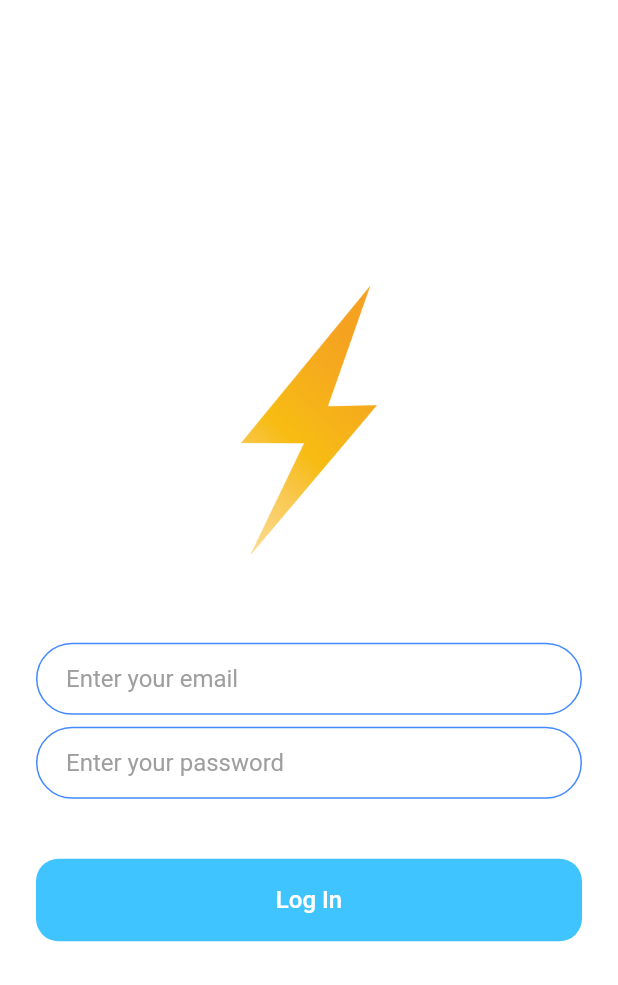
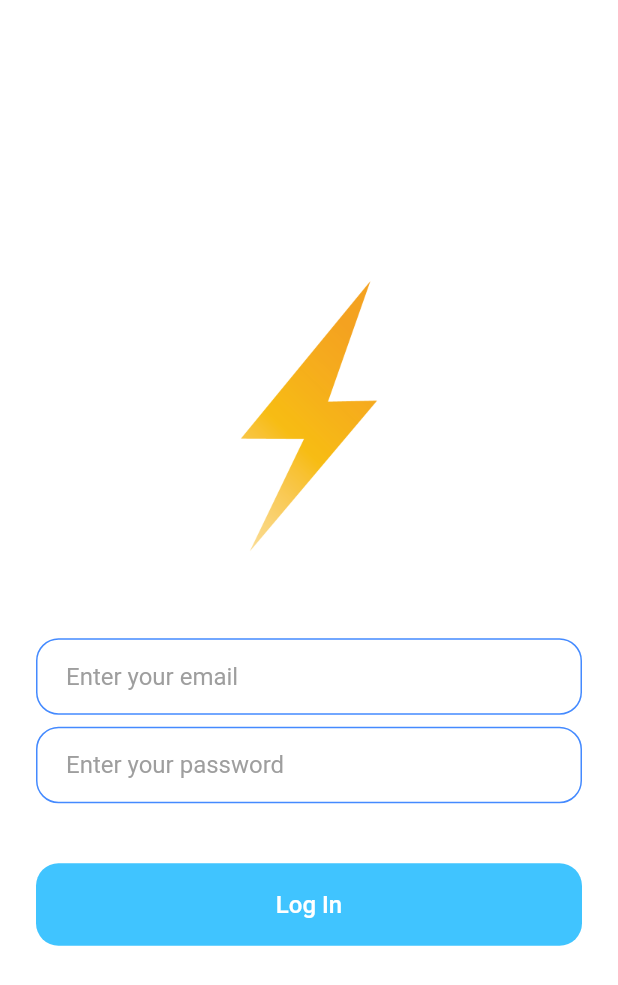
Before and after one commit to srockstech/first_chat, a Flutter app: the screen it shows after launch, after a tap on "Log In", on a phone screen of 412 x 824 dp. Shown: the top 985 px of the screen. Run offline on Flutter 3.47's test engine with Material 2 defaults, Android fonts, the phone set to English and light mode, and no system bars; our stand-ins replace animated_text_kit.

Commit message:
Changed border radius of text fields

```diff
--- a/lib/components/rounded_button.dart
+++ b/lib/components/rounded_button.dart
@@ -6,7 +6,6 @@ class RoundedButton extends StatelessWidget {
   final Function onPressed;
   RoundedButton(
       {@required this.color, @required this.text, @required this.onPressed});
-
   @override
   Widget build(BuildContext context) {
     return Padding(
@@ -20,7 +19,7 @@ class RoundedButton extends StatelessWidget {
           height: 55.0,
           child: Text(
             text,
-            style: TextStyle(fontSize: 16),
+            style: TextStyle(fontSize: 16, color: Colors.white),
           ),
         ),
       ),
--- a/lib/constants.dart
+++ b/lib/constants.dart
@@ -21,16 +21,16 @@ const kMessageContainerDecoration = BoxDecoration(
 const kTextFieldDecoration = InputDecoration(
   hintText: 'Enter a value',
   hintStyle: TextStyle(color: Colors.grey),
-  contentPadding: EdgeInsets.symmetric(vertical: 10.0, horizontal: 20.0),
+  contentPadding: EdgeInsets.symmetric(vertical: 16.0, horizontal: 20.0),
   border: OutlineInputBorder(
-    borderRadius: BorderRadius.all(Radius.circular(32.0)),
+    borderRadius: BorderRadius.all(Radius.circular(15.0)),
   ),
   enabledBorder: OutlineInputBorder(
     borderSide: BorderSide(color: Colors.blueAccent, width: 1.0),
-    borderRadius: BorderRadius.all(Radius.circular(32.0)),
+    borderRadius: BorderRadius.all(Radius.circular(15.0)),
   ),
   focusedBorder: OutlineInputBorder(
     borderSide: BorderSide(color: Colors.blueAccent, width: 2.0),
-    borderRadius: BorderRadius.all(Radius.circular(32.0)),
+    borderRadius: BorderRadius.all(Radius.circular(15.0)),
   ),
 );
--- a/lib/main.dart
+++ b/lib/main.dart
@@ -11,11 +11,6 @@ class FlashChat extends StatelessWidget {
   Widget build(BuildContext context) {
     return MaterialApp(
       debugShowCheckedModeBanner: false,
-      theme: ThemeData.dark().copyWith(
-        textTheme: TextTheme(
-          bodyText1: TextStyle(color: Colors.black54),
-        ),
-      ),
       initialRoute: WelcomeScreen.id,
       routes: {
         WelcomeScreen.id: (context) => WelcomeScreen(),
```
